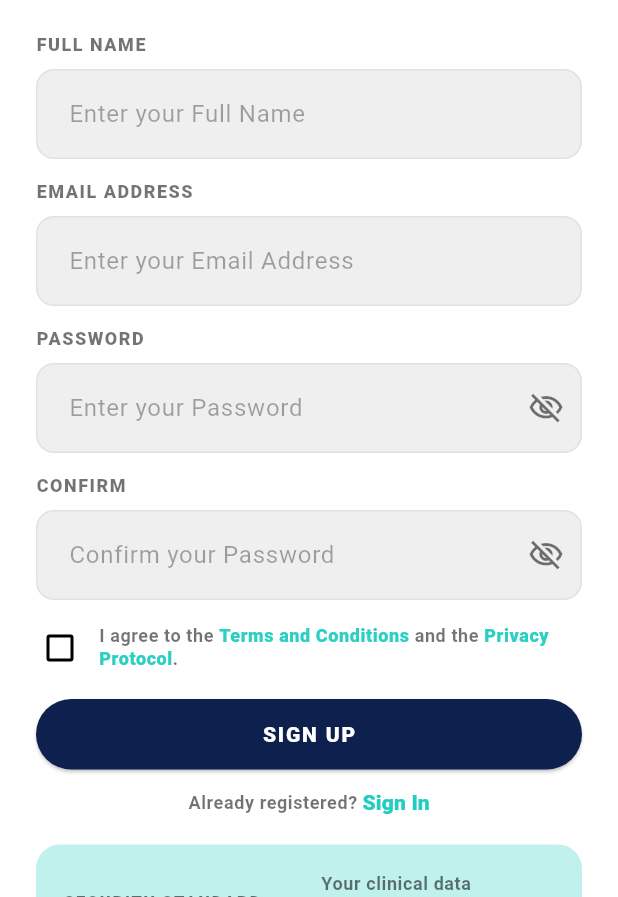
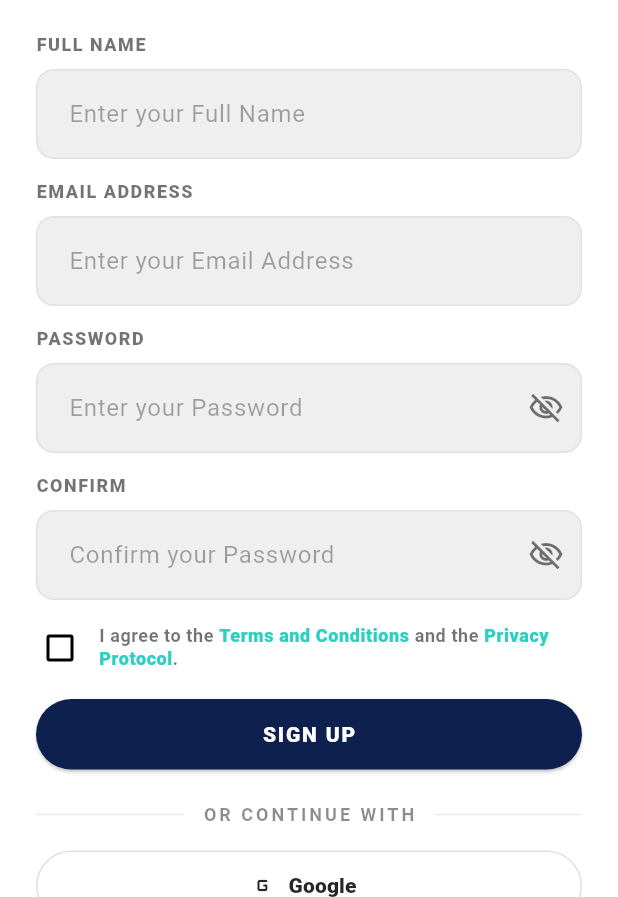
Before and after one commit to maisha-fariha/robodoc, a Flutter app: the SignUpPage screen opened by its route, on a phone screen of 412 x 824 dp, the part 339-1236 px from its top. Run offline on Flutter 3.47's test engine with Material 3 defaults, Android fonts, the phone set to English and light mode, and no system bars; our stand-ins replace connectivity_plus, dartz, dio, firebase_auth, firebase_core, flutter_screenutil and 8 more; accounts and stored records are empty.

```diff
--- a/lib/di/auth/auth_di.dart
+++ b/lib/di/auth/auth_di.dart
@@ -1,6 +1,7 @@
 import 'package:firebase_auth/firebase_auth.dart';
 import 'package:gems_data_layer/gems_data_layer.dart' show DatabaseService;
 import 'package:get_it/get_it.dart';
+import 'package:google_sign_in/google_sign_in.dart';
 
 import '../../controllers/auth_controller.dart';
 import '../../services/local_auth_service.dart';
@@ -12,6 +13,10 @@ Future<void> setupAuthDomainServices() async {
 
   if (!getIt.isRegistered<FirebaseAuth>()) {
     getIt.registerLazySingleton<FirebaseAuth>(() => FirebaseAuth.instance);
+  }
+
+  if (!getIt.isRegistered<GoogleSignIn>()) {
+    getIt.registerLazySingleton<GoogleSignIn>(() => GoogleSignIn());
   }
 
   if (!getIt.isRegistered<DatabaseService>()) {
@@ -29,6 +34,7 @@ Future<void> setupAuthDomainServices() async {
   DIHelper.registerController<AuthController>(
     factory: () => AuthController(
       auth: getIt<FirebaseAuth>(),
+      googleSignIn: getIt<GoogleSignIn>(),
       localAuth: getIt<LocalAuthService>(),
     ),
   );
--- a/lib/pages/sign_up_page.dart
+++ b/lib/pages/sign_up_page.dart
@@ -298,6 +298,58 @@ class _SignUpPageState extends State<SignUpPage> {
                        );
                      }),
                    ),
+                  const SizedBox(height: 22),
+                  Row(
+                    children: [
+                      Expanded(
+                        child: Divider(
+                          color: Colors.black.withValues(alpha: 0.08),
+                          height: 1,
+                        ),
+                      ),
+                      Padding(
+                        padding: const EdgeInsets.symmetric(horizontal: 12),
+                        child: Text(
+                          'OR CONTINUE WITH',
+                          style: textTheme.labelMedium?.copyWith(
+                            color: Colors.black.withValues(alpha: 0.45),
+                            letterSpacing: 2,
+                            fontWeight: FontWeight.w700,
+                          ),
+                        ),
+                      ),
+                      Expanded(
+                        child: Divider(
+                          color: Colors.black.withValues(alpha: 0.08),
+                          height: 1,
+                        ),
+                      ),
+                    ],
+                  ),
+                  const SizedBox(height: 16),
+                  SizedBox(
+                    width: double.infinity,
+                    height: 47,
+                    child: Obx(() {
+                      final loading = auth.isLoading.value;
+                      return OutlinedButton.icon(
+                        onPressed: loading ? null : () => auth.signInWithGoogle(),
+                        style: OutlinedButton.styleFrom(
+                          foregroundColor: Colors.black.withValues(alpha: 0.85),
+                          side: BorderSide(color: Colors.black.withValues(alpha: 0.12)),
+                          shape: RoundedRectangleBorder(
+                            borderRadius: BorderRadius.circular(50),
+                          ),
+                          backgroundColor: Colors.white,
+                        ),
+                        icon: const Icon(Icons.g_mobiledata_rounded),
+                        label: const Text(
+                          'Google',
+                          style: TextStyle(fontWeight: FontWeight.w900),
+                        ),
+                      );
+                    }),
+                  ),
                    const SizedBox(height: 12),
                    Center(
                      child: Wrap(
--- a/pubspec.yaml
+++ b/pubspec.yaml
@@ -40,6 +40,7 @@ dependencies:
   firebase_auth: ^6.3.0
   cloud_functions: ^6.0.1
   image_picker: ^1.1.2
+  google_sign_in: ^6.3.0
   crypto: ^3.0.6
   # Both packages are required: gems_data_layer sources import gems_core (e.g. BaseRepository).
   # Same layout as flutter_gems/pubspec.yaml — without gems_core, iOS/Android compile fails.
```
Also changed, not shown: lib/controllers/auth_controller.dart (+72 -0 lines), lib/pages/assessment_page.dart (+0 -14 lines), lib/pages/login_page.dart (+78 -3 lines), pubspec.lock, 26 other files.
